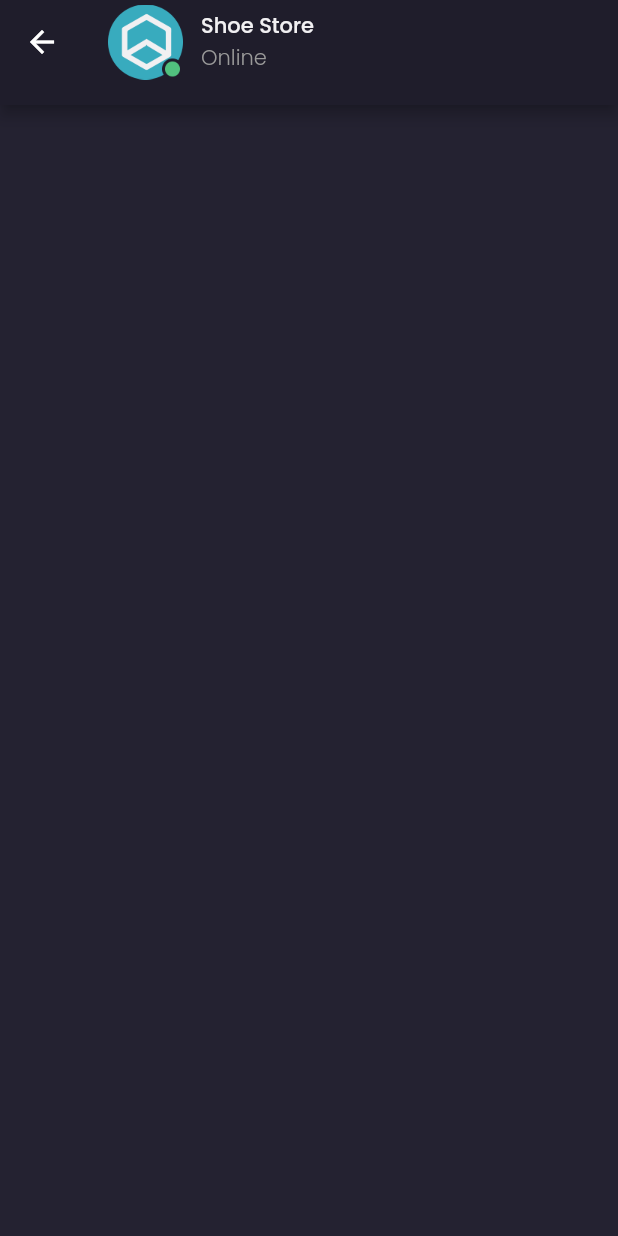
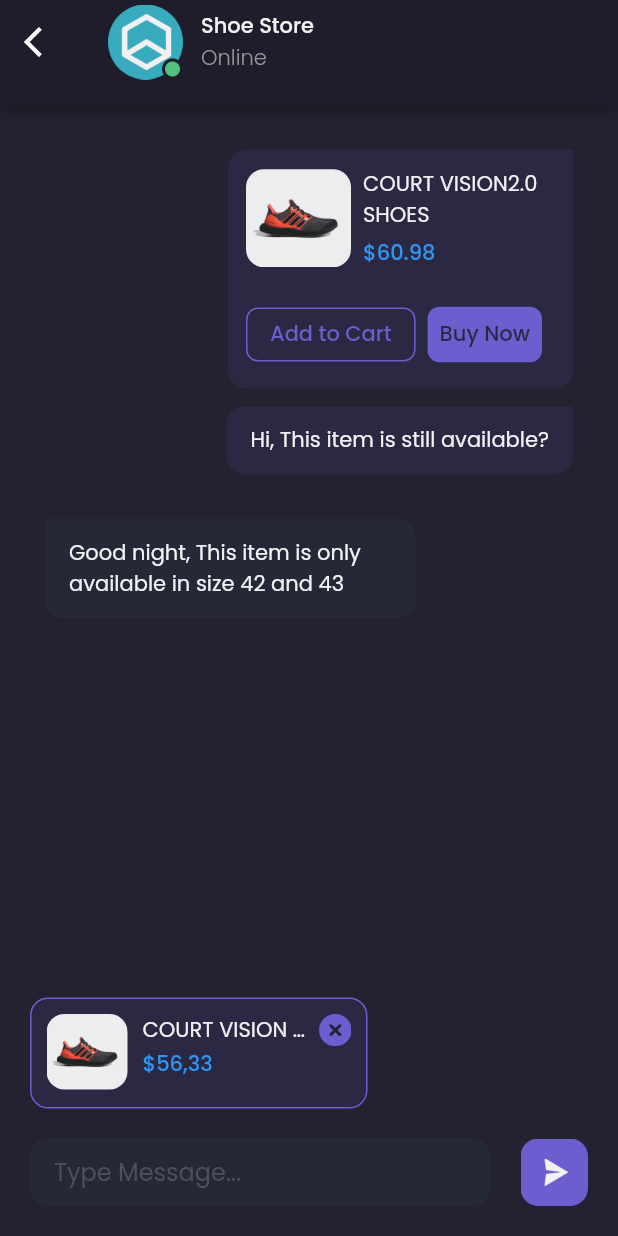
Before and after one commit to ramaditoferdian/shamo-frontend, a Flutter app: the DetailChatPage screen opened by its route, on a phone screen of 412 x 824 dp. Run offline on Flutter 3.47's test engine with Material 2 defaults, Android fonts, the phone set to English and light mode, and no system bars; our stand-ins replace google_fonts.

Commit message:
chat bubble dan detail chat page

```diff
--- a/lib/theme.dart
+++ b/lib/theme.dart
@@ -12,6 +12,7 @@
 Color backgroundColor2 = const Color(0xff2B2937);
 Color backgroundColor3 = const Color(0xff242231);
 Color backgroundColor4 = const Color(0xff252836);
+Color backgroundColor5 = const Color(0xff2B2844);
 Color primaryTextColor = const Color(0xffF1F0F2);
 Color secondaryTextColor = const Color(0xff999999);
 Color subtitleColor = const Color(0xff504F5E);
--- /dev/null
+++ b/lib/widgets/chat_bubble.dart
@@ -0,0 +1,162 @@
+// ignore_for_file: prefer_const_constructors, prefer_const_constructors_in_immutables, use_key_in_widget_constructors
+
+import 'package:flutter/material.dart';
+import 'package:google_fonts/google_fonts.dart';
+import 'package:shamo_front_end/theme.dart';
+
+class ChatBubble extends StatelessWidget {
+  final String text;
+  final bool isSender;
+  final bool hasProduct;
+
+  ChatBubble({this.isSender = false, this.text = '', this.hasProduct = false});
+
+  @override
+  Widget build(BuildContext context) {
+    Widget productPreview() {
+      return Container(
+        width: 230,
+        padding: EdgeInsets.all(12),
+        margin: EdgeInsets.only(bottom: 12),
+        decoration: BoxDecoration(
+          borderRadius: BorderRadius.only(
+            topLeft: Radius.circular(isSender ? 12 : 0),
+            topRight: Radius.circular(isSender ? 0 : 12),
+            bottomLeft: Radius.circular(12),
+            bottomRight: Radius.circular(12),
+          ),
+          color: isSender ? backgroundColor5 : backgroundColor4,
+        ),
+        child: Column(
+          children: [
+            Row(
+              children: [
+                ClipRRect(
+                  borderRadius: BorderRadius.circular(12),
+                  child: Image.asset(
+                    'assets/image_shoes.png',
+                    width: 70,
+                  ),
+                ),
+                SizedBox(
+                  width: 8,
+                ),
+                Expanded(
+                  child: Column(
+                    crossAxisAlignment: CrossAxisAlignment.start,
+                    children: [
+                      Text(
+                        'COURT VISION2.0 SHOES',
+                        style: primaryTextStyle.copyWith(
+                          fontSize: 14,
+                          fontWeight: reguler,
+                        ),
+                      ),
+                      SizedBox(
+                        height: 4,
+                      ),
+                      Text(
+                        '\$60.98',
+                        style: priceTextStyle.copyWith(
+                          fontSize: 14,
+                          fontWeight: medium,
+                        ),
+                      ),
+                    ],
+                  ),
+                ),
+              ],
+            ),
+            SizedBox(
+              height: 20,
+            ),
+            Row(
+              children: [
+                OutlinedButton(
+                  onPressed: () {},
+                  style: OutlinedButton.styleFrom(
+                    side: BorderSide(
+                      color: primaryColor,
+                    ),
+                    shape: RoundedRectangleBorder(
+                      borderRadius: BorderRadius.circular(8),
+                    ),
+                  ),
+                  child: Text(
+                    'Add to Cart',
+                    style: purpleTextStyle,
+                  ),
+                ),
+                SizedBox(
+                  width: 8,
+                ),
+                TextButton(
+                  onPressed: () {},
+                  style: TextButton.styleFrom(
+                    backgroundColor: primaryColor,
+                    shape: RoundedRectangleBorder(
+                      borderRadius: BorderRadius.circular(8),
+                    ),
+                  ),
+                  child: Text(
+                    'Buy Now',
+                    style: GoogleFonts.poppins(
+                      color: backgroundColor5,
+                      fontWeight: medium,
+                    ),
+                  ),
+                ),
+              ],
+            ),
+          ],
+        ),
+      );
+    }
+
+    return Container(
+      width: double.infinity,
+      margin: EdgeInsets.only(
+        top: defaultMargin,
+      ),
+      child: Column(
+        crossAxisAlignment:
+            isSender ? CrossAxisAlignment.end : CrossAxisAlignment.start,
+        children: [
+          hasProduct ? productPreview() : SizedBox(),
+          Row(
+            mainAxisAlignment:
+                isSender ? MainAxisAlignment.end : MainAxisAlignment.start,
+            children: [
+              Flexible(
+                child: Container(
+                  constraints: BoxConstraints(
+                      maxWidth: MediaQuery.of(context).size.width * 0.6),
+                  padding: EdgeInsets.symmetric(
+                    horizontal: 16,
+                    vertical: 12,
+                  ),
+                  decoration: BoxDecoration(
+                    borderRadius: BorderRadius.only(
+                      topLeft: Radius.circular(isSender ? 12 : 0),
+                      topRight: Radius.circular(isSender ? 0 : 12),
+                      bottomLeft: Radius.circular(12),
+                      bottomRight: Radius.circular(12),
+                    ),
+                    color: isSender ? backgroundColor5 : backgroundColor4,
+                  ),
+                  child: Text(
+                    text,
+                    style: primaryTextStyle.copyWith(
+                      fontSize: 14,
+                      fontWeight: reguler,
+                    ),
+                  ),
+                ),
+              ),
+            ],
+          ),
+        ],
+      ),
+    );
+  }
+}
--- a/lib/widgets/detail_chat_page.dart
+++ b/lib/widgets/detail_chat_page.dart
@@ -2,22 +2,25 @@
 
 import 'package:flutter/material.dart';
 import 'package:shamo_front_end/theme.dart';
+import 'package:shamo_front_end/widgets/chat_bubble.dart';
 
 class DetailChatPage extends StatelessWidget {
   const DetailChatPage({Key? key}) : super(key: key);
 
   @override
   Widget build(BuildContext context) {
-    return Scaffold(
-      backgroundColor: backgroundColor3,
-      appBar: header(),
-    );
-  }
-
     PreferredSize header() {
       return PreferredSize(
         preferredSize: Size.fromHeight(70),
         child: AppBar(
+          leading: IconButton(
+            icon: Icon(
+              Icons.arrow_back_ios,
+            ),
+            onPressed: () {
+              Navigator.pop(context);
+            },
+          ),
           backgroundColor: backgroundColor1,
           centerTitle: false,
           title: Row(
@@ -54,4 +57,138 @@
         ),
       );
     }
+
+    Widget productPreview() {
+      return Container(
+        height: 74,
+        width: 225,
+        margin: EdgeInsets.only(
+          bottom: 20,
+        ),
+        padding: EdgeInsets.all(10),
+        decoration: BoxDecoration(
+          color: backgroundColor5,
+          borderRadius: BorderRadius.circular(12),
+          border: Border.all(
+            color: primaryColor,
+          ),
+        ),
+        child: Row(
+          crossAxisAlignment: CrossAxisAlignment.start,
+          children: [
+            ClipRRect(
+              borderRadius: BorderRadius.circular(12),
+              child: Image.asset(
+                'assets/image_shoes.png',
+                width: 54,
+              ),
+            ),
+            SizedBox(
+              width: 10,
+            ),
+            Expanded(
+              child: Column(
+                crossAxisAlignment: CrossAxisAlignment.start,
+                children: [
+                  Text(
+                    'COURT VISION ada pppppppp',
+                    style: primaryTextStyle.copyWith(
+                      fontSize: 14,
+                      fontWeight: reguler,
+                    ),
+                    overflow: TextOverflow.ellipsis,
+                  ),
+                  SizedBox(
+                    height: 2,
+                  ),
+                  Text(
+                    '\$56,33',
+                    style: priceTextStyle.copyWith(
+                      fontSize: 14,
+                      fontWeight: medium,
+                    ),
+                  ),
+                ],
+              ),
+            ),
+            Image.asset(
+              'assets/button_close.png',
+              width: 22,
+            ),
+          ],
+        ),
+      );
     }
+
+    Widget chatInput() {
+      return Container(
+        margin: EdgeInsets.all(20),
+        child: Column(
+          crossAxisAlignment: CrossAxisAlignment.start,
+          mainAxisSize: MainAxisSize.min,
+          children: [
+            productPreview(),
+            Row(
+              children: [
+                Expanded(
+                  child: Container(
+                    height: 45,
+                    padding: EdgeInsets.symmetric(
+                      horizontal: 16,
+                    ),
+                    decoration: BoxDecoration(
+                      color: backgroundColor4,
+                      borderRadius: BorderRadius.circular(12),
+                    ),
+                    child: Center(
+                      child: TextFormField(
+                        style: primaryTextStyle,
+                        decoration: InputDecoration.collapsed(
+                          hintText: 'Type Message...',
+                          hintStyle: subtitleTextStyle,
+                        ),
+                      ),
+                    ),
+                  ),
+                ),
+                SizedBox(
+                  width: 20,
+                ),
+                Image.asset(
+                  'assets/button_send.png',
+                  width: 45,
+                ),
+              ],
+            ),
+          ],
+        ),
+      );
+    }
+
+    Widget content() {
+      return ListView(
+        padding: EdgeInsets.symmetric(
+          horizontal: defaultMargin,
+        ),
+        children: [
+          ChatBubble(
+            isSender: true,
+            text: 'Hi, This item is still available?',
+            hasProduct: true,
+          ),
+          ChatBubble(
+            isSender: false,
+            text: 'Good night, This item is only available in size 42 and 43',
+          ),
+        ],
+      );
+    }
+
+    return Scaffold(
+      backgroundColor: backgroundColor3,
+      appBar: header(),
+      bottomNavigationBar: chatInput(),
+      body: content(),
+    );
+  }
+}
```
Also changed, not shown: assets/button_close.png (added), assets/button_send.png (added). Lines whose indentation alone changed are shown as unchanged.
